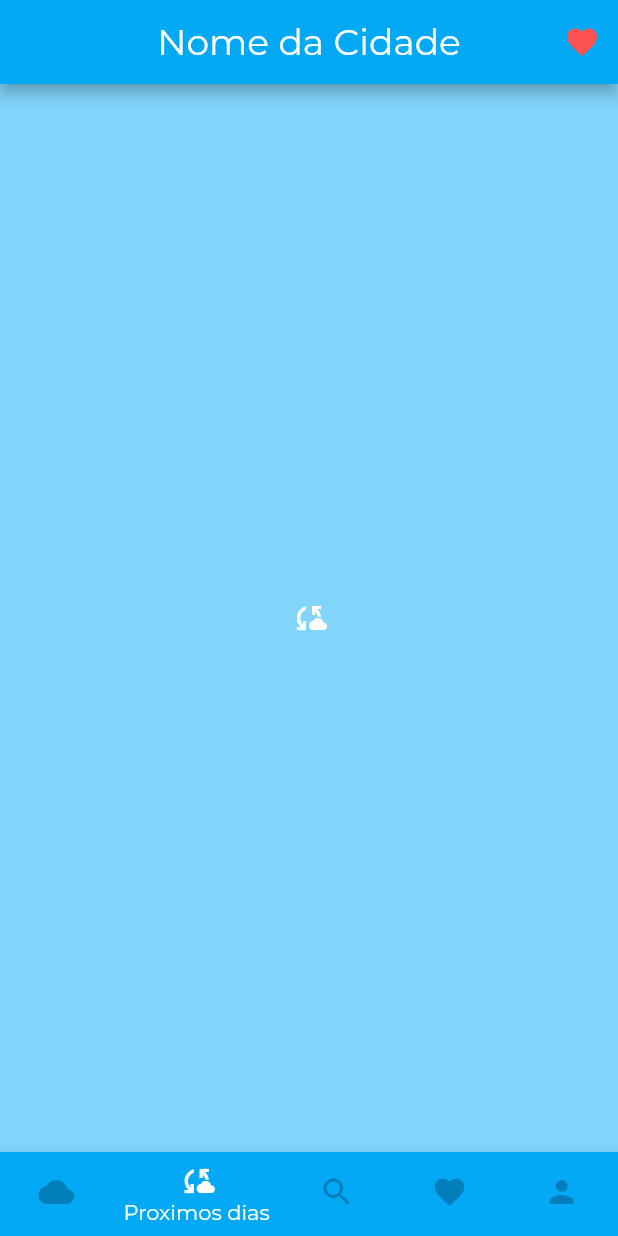
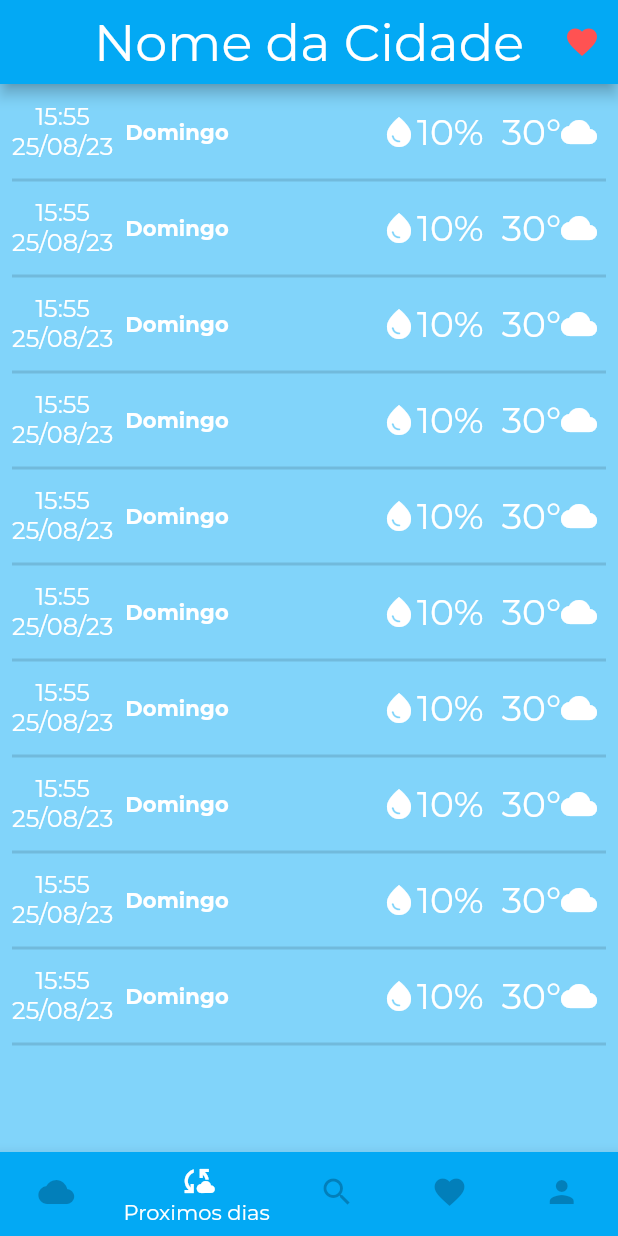
Before and after one commit to GamosiDEV/Climatempo, a Flutter app: the screen it shows after launch, swiped to page 2, on a phone screen of 412 x 824 dp. Run offline on Flutter 3.47's test engine with Material 2 defaults, Android fonts, the phone set to English and light mode, and no system bars.

Commit message:
Placehoulder da tela de proximos dias concluido

```diff
--- a/lib/themes/base_theme.dart
+++ b/lib/themes/base_theme.dart
@@ -23,15 +23,15 @@ ElevatedButtonThemeData elevatedButtonThemeData = ElevatedButtonThemeData(
 );
 
 TextTheme textTheme = TextTheme(
-  headline1: TextStyle(color: Colors.white),
-  headline2: TextStyle(color: Colors.white),
-  headline3: TextStyle(color: Colors.white),
-  headline4: TextStyle(color: Colors.white),
-  headline5: TextStyle(color: Colors.white),
-  headline6: TextStyle(color: Colors.white),
-  subtitle1: TextStyle(color: Colors.white),
-  subtitle2: TextStyle(fontWeight: FontWeight.bold, color: Colors.black),
-  bodyText1: TextStyle(color: Colors.white),
+  headlineLarge: TextStyle(color: Colors.white, fontSize: 96),
+  headlineMedium: TextStyle(color: Colors.white),
+  headlineSmall: TextStyle(color: Colors.white),
+  bodySmall: TextStyle(color: Colors.white),
+  bodyMedium: TextStyle(color: Colors.white, fontSize: 16),
+  bodyLarge: TextStyle(color: Colors.white),
+  titleSmall: TextStyle(fontWeight: FontWeight.bold, color: Colors.white),
+  titleMedium: TextStyle(fontWeight: FontWeight.bold, color: Colors.white),
+  titleLarge: TextStyle(fontWeight: FontWeight.bold, color: Colors.white),
 );
 
 IconThemeData unselectedIconThemeData = IconThemeData(
--- a/lib/view/main_view.dart
+++ b/lib/view/main_view.dart
@@ -27,7 +27,7 @@ class _MainViewState extends State<MainView> {
         centerTitle: true,
         title: Text(
           'Nome da Cidade',
-          style: Theme.of(context).textTheme.headline5,
+          style: Theme.of(context).textTheme.headlineMedium,
         ),
         actions: [
           IconButton(
--- a/lib/view/next_days_view.dart
+++ b/lib/view/next_days_view.dart
@@ -7,8 +7,97 @@ class NextDaysView extends StatelessWidget {
 
   @override
   Widget build(BuildContext context) {
-    return Center(
-      child: Icon(Icons.cloud_sync),
+    int maxItemCount = 10;
+    return Container(
+      padding: EdgeInsets.all(8),
+      child: FutureBuilder(
+        future: null,
+        builder: (context, snapshot) {
+          return ListView.builder(
+            itemCount: maxItemCount,
+            shrinkWrap: true,
+            scrollDirection: Axis.vertical,
+            itemBuilder: (context, index) {
+              return Column(
+                crossAxisAlignment: CrossAxisAlignment.start,
+                children: [
+                  Padding(
+                    padding: const EdgeInsets.fromLTRB(0.0, 4.0, 0.0, 4.0),
+                    child: Row(
+                      mainAxisSize: MainAxisSize.max,
+                      children: [
+                        Expanded(
+                          child: Row(
+                            mainAxisAlignment: MainAxisAlignment.center,
+                            crossAxisAlignment: CrossAxisAlignment.center,
+                            children: [
+                              Column(
+                                mainAxisAlignment: MainAxisAlignment.center,
+                                crossAxisAlignment: CrossAxisAlignment.center,
+                                children: [
+                                  Text(
+                                    '15:55',
+                                    style:
+                                        Theme.of(context).textTheme.bodyMedium,
+                                  ),
+                                  Text(
+                                    '25/08/23',
+                                    style:
+                                        Theme.of(context).textTheme.bodyMedium,
+                                  ),
+                                ],
+                              ),
+                              Padding(
+                                padding: EdgeInsets.fromLTRB(8, 0, 8, 0),
+                                child: Text(
+                                  'Domingo',
+                                  style: Theme.of(context).textTheme.titleSmall,
+                                ),
+                              ),
+                              Spacer(),
+                              Padding(
+                                padding: EdgeInsets.fromLTRB(6, 0, 6, 0),
+                                child: Row(
+                                  mainAxisAlignment: MainAxisAlignment.end,
+                                  children: [
+                                    Icon(Icons.water_drop),
+                                    Text(
+                                      '10%',
+                                      style: Theme.of(context)
+                                          .textTheme
+                                          .headlineSmall,
+                                    ),
+                                  ],
+                                ),
+                              ),
+                              Padding(
+                                padding: EdgeInsets.fromLTRB(6, 0, 6, 0),
+                                child: Row(
+                                  mainAxisAlignment: MainAxisAlignment.center,
+                                  children: [
+                                    Text(
+                                      '30°',
+                                      style: Theme.of(context)
+                                          .textTheme
+                                          .headlineSmall,
+                                    ),
+                                    Icon(Icons.cloud),
+                                  ],
+                                ),
+                              ),
+                            ],
+                          ),
+                        ),
+                      ],
+                    ),
+                  ),
+                  const Divider(thickness: 2),
+                ],
+              );
+            },
+          );
+        },
+      ),
     );
   }
 }
```
Also changed, not shown: lib/view/favorites_view.dart (+28 -15 lines), lib/view/forecast_view.dart (+16 -16 lines), lib/view/location_not_found.view.dart (+4 -3 lines), lib/view/search_view.dart (+5 -3 lines).
